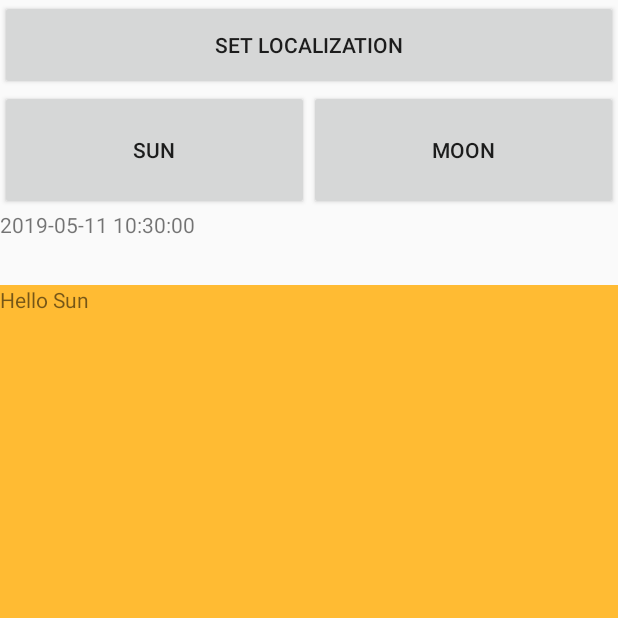
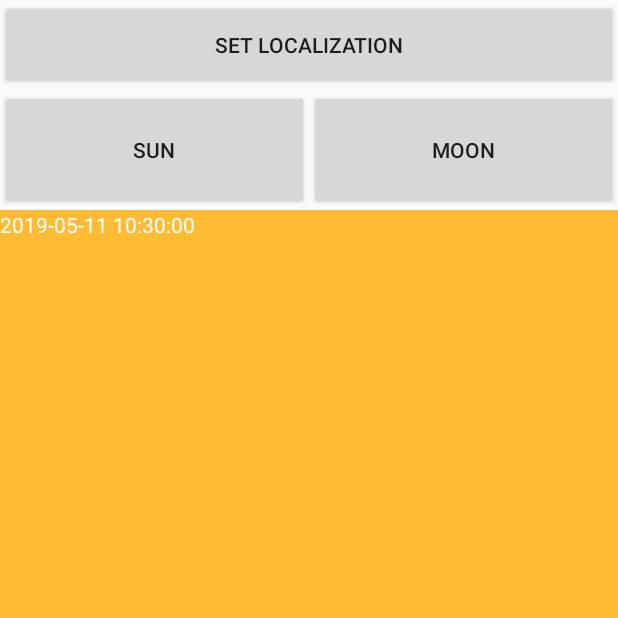
Before and after one commit to mkarpacka/AstroApp, an Android app: the screen it shows after launch (MainActivity), on a phone screen of 412 x 824 dp, the top half of it. Run offline under Robolectric (Android 15) with nearby library versions, the phone set to English and light mode, and no system bars.

Commit message:
timer moved to fragments

```diff
--- a/app/src/main/java/com/example/astroapp/MainActivity.java
+++ b/app/src/main/java/com/example/astroapp/MainActivity.java
@@ -39,7 +39,7 @@ public class MainActivity extends FragmentActivity implements FragmentChangeList
         button2 = (Button) findViewById(R.id.fragment_moon_button);
 
 
-        startTimeThread();
+//        startTimeThread();
         replaceFragment(sunFragment);
 
         button.setOnClickListener(new View.OnClickListener() {
@@ -69,30 +69,5 @@ public class MainActivity extends FragmentActivity implements FragmentChangeList
         fragmentTransaction.commit();
     }
 
-    public void startTimeThread(){
-        Thread t = new Thread() {
-            @Override
-            public void run() {
-                try {
-                    while (!isInterrupted()) {
-                        Thread.sleep(1000);
-                        runOnUiThread(new Runnable() {
-                            @Override
-                            public void run() {
-                                timeText = findViewById(R.id.time_place);
 
-                                Calendar c = Calendar.getInstance();
-                                SimpleDateFormat df = new SimpleDateFormat("yyyy-MM-dd HH:mm:ss");
-                                String formattedDate = df.format(c.getTime());
-
-                                timeText.setText(formattedDate);
-                            }
-                        });
-                    }
-                } catch (InterruptedException e) {
-                }
-            }
-        };
-        t.start();
-    }
 }
--- a/app/src/main/java/com/example/astroapp/SunFragment.java
+++ b/app/src/main/java/com/example/astroapp/SunFragment.java
@@ -7,6 +7,10 @@ import android.support.v4.app.Fragment;
 import android.view.LayoutInflater;
 import android.view.View;
 import android.view.ViewGroup;
+import android.widget.TextView;
+
+import java.text.SimpleDateFormat;
+import java.util.Calendar;
 
 
 /**
@@ -28,6 +32,8 @@ public class SunFragment extends Fragment {
 //    private String mParam2;
 //
 //    private OnFragmentInteractionListener mListener;
+    private TextView timeText;
+    private View view;
 
     public SunFragment() {
         // Required empty public constructor
@@ -38,6 +44,46 @@ public class SunFragment extends Fragment {
         Fragment fr=new MoonFragment();
         FragmentChangeListener fc=(FragmentChangeListener)getActivity();
         fc.replaceFragment(fr);
+    }
+
+    @Override
+    public View onCreateView(LayoutInflater inflater, ViewGroup container,
+                             Bundle savedInstanceState) {
+        view = inflater.inflate(R.layout.fragment_sun, container,
+                false);
+
+        startTimeThread();
+        return view;
+    }
+
+    public void startTimeThread(){
+        Thread t = new Thread() {
+            @Override
+            public void run() {
+                try {
+                    while (!isInterrupted()) {
+                        Thread.sleep(1000);
+                        if(getActivity() == null)
+                            return;
+
+                        getActivity().runOnUiThread(new Runnable() {
+                            @Override
+                            public void run() {
+                                timeText = (TextView) view.findViewById(R.id.time_place);
+
+                                Calendar c = Calendar.getInstance();
+                                SimpleDateFormat df = new SimpleDateFormat("yyyy-MM-dd HH:mm:ss");
+                                String formattedDate = df.format(c.getTime());
+
+                                timeText.setText(formattedDate);
+                            }
+                        });
+                    }
+                } catch (InterruptedException e) {
+                }
+            }
+        };
+        t.start();
     }
 
 //    /**
@@ -112,10 +158,5 @@ public class SunFragment extends Fragment {
 //        // TODO: Update argument type and name
 //        void onFragmentInteraction(Uri uri);
 //    }
-@Override
-public View onCreateView(LayoutInflater inflater, ViewGroup container,
-                         Bundle savedInstanceState) {
-    // Inflate the layout for this fragment
-    return inflater.inflate(R.layout.fragment_sun, container, false);
+
 }
-}
--- a/app/src/main/res/layout/activity_main.xml
+++ b/app/src/main/res/layout/activity_main.xml
@@ -37,10 +37,6 @@
 
 </GridLayout>
 
-    <TextView
-        android:id="@+id/time_place"
-        android:layout_width="match_parent"
-        android:layout_height="50dp" />
 
     <GridLayout
         android:layout_width="match_parent"
--- a/app/src/main/res/layout/fragment_sun.xml
+++ b/app/src/main/res/layout/fragment_sun.xml
@@ -9,6 +9,12 @@
         android:layout_width="match_parent"
         android:layout_height="match_parent"
         android:background="@android:color/holo_orange_light"
-        android:text="Hello Sun" />
+         />
+
+    <TextView
+        android:id="@+id/time_place"
+        android:layout_width="match_parent"
+        android:layout_height="50dp"
+        android:textColor="@android:color/white"/>
 
 </FrameLayout>
```
Also changed, not shown: app/src/main/java/com/example/astroapp/MoonFragment.java (+50 -6 lines), app/src/main/res/layout/fragment_moon.xml (+7 -1 lines).
